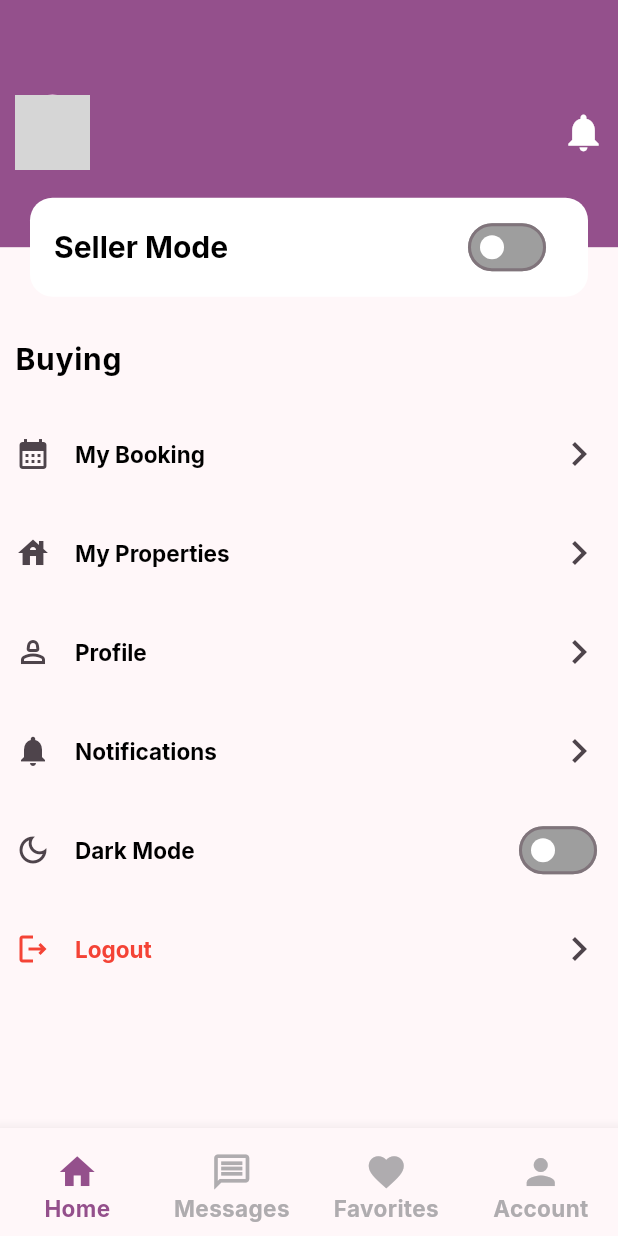
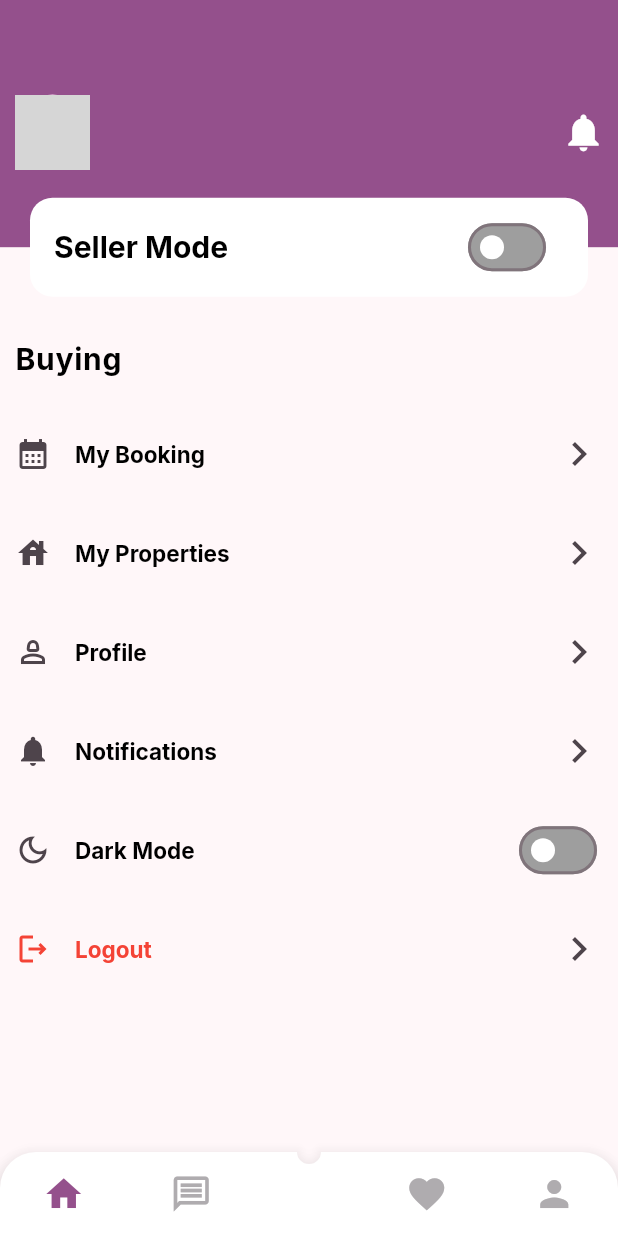
Before and after one commit to HadiAlhamed/flutter-django-real-estate, a Flutter app: the AccountPage screen opened by its route, on a phone screen of 412 x 824 dp. Run offline on Flutter 3.47's test engine with Material 3 defaults, Android fonts, the phone set to English and light mode, and no system bars; drawn by our look-alikes of animated_bottom_navigation_bar; our stand-ins replace country_picker, dio, flutter_map, flutter_secure_storage, flutter_staggered_animations, geolocator and 6 more; accounts and stored records are empty; network calls fail; grey boxes are pictures that could not be loaded.

Commit message:
add animations to bottomnavigationbar

```diff
--- a/lib/views/account_page.dart
+++ b/lib/views/account_page.dart
@@ -12,6 +12,7 @@ import 'package:real_estate/services/auth_apis/auth_apis.dart';
 import 'package:real_estate/textstyles/text_colors.dart';
 import 'package:real_estate/textstyles/text_styles.dart';
 import 'package:real_estate/widgets/my_bottom_navigation_bar.dart';
+import 'package:real_estate/widgets/my_floating_action_button.dart';
 import 'package:real_estate/widgets/my_snackbar.dart';
 
 class AccountPage extends StatelessWidget {
@@ -57,6 +58,9 @@ class AccountPage extends StatelessWidget {
           getSellerModeSwitch(screenHeight, context)
         ],
       ),
+       floatingActionButton: const MyFloatingActionButton(),
+      floatingActionButtonLocation: FloatingActionButtonLocation.centerDocked,
+
       bottomNavigationBar: GetBuilder<BottomNavigationBarController>(
         init: bottomController,
         builder: (controller) {
--- a/lib/views/add_property_page.dart
+++ b/lib/views/add_property_page.dart
@@ -15,6 +15,7 @@ import 'package:real_estate/textstyles/text_colors.dart';
 import 'package:real_estate/textstyles/text_styles.dart';
 import 'package:real_estate/widgets/my_bottom_navigation_bar.dart';
 import 'package:real_estate/widgets/my_button.dart';
+import 'package:real_estate/widgets/my_floating_action_button.dart';
 import 'package:real_estate/widgets/my_input_field.dart';
 import 'package:real_estate/widgets/my_snackbar.dart';
 
@@ -245,6 +246,8 @@ class _AddPropertyPageState extends State<AddPropertyPage> {
           ),
         ),
       ),
+      floatingActionButton: const MyFloatingActionButton(),
+      floatingActionButtonLocation: FloatingActionButtonLocation.centerDocked,
       bottomNavigationBar: MyBottomNavigationBar(
         bottomController: bottomController,
       ),
--- a/lib/views/favorites_page.dart
+++ b/lib/views/favorites_page.dart
@@ -1,10 +1,12 @@
 import 'package:flutter/material.dart';
 import 'package:flutter_staggered_animations/flutter_staggered_animations.dart';
 import 'package:get/get.dart';
+import 'package:real_estate/controllers/account_page_controller.dart';
 import 'package:real_estate/controllers/bottom_navigation_bar_controller.dart';
 import 'package:real_estate/controllers/property_details_controller.dart';
 import 'package:real_estate/models/property.dart';
 import 'package:real_estate/widgets/my_bottom_navigation_bar.dart';
+import 'package:real_estate/widgets/my_floating_action_button.dart';
 import 'package:real_estate/widgets/property_card.dart';
 
 class FavoritesPage extends StatefulWidget {
@@ -60,6 +62,7 @@ class _FavoritesPageState extends State<FavoritesPage> {
                 columnCount: 2,
                 child: SlideAnimation(
                   verticalOffset: 50.0,
+                  horizontalOffset: 50.0,
                   child: ScaleAnimation(
                     scale: 0.6,
                     child: FadeInAnimation(
@@ -84,6 +87,9 @@ class _FavoritesPageState extends State<FavoritesPage> {
           ),
         ),
       ),
+       floatingActionButton: const MyFloatingActionButton(),
+      floatingActionButtonLocation: FloatingActionButtonLocation.centerDocked,
+
       bottomNavigationBar: GetBuilder<BottomNavigationBarController>(
         init: bottomController,
         builder: (controller) {
--- a/lib/views/property_details_page.dart
+++ b/lib/views/property_details_page.dart
@@ -97,6 +97,7 @@ class _PropertyDetailsPageState extends State<PropertyDetailsPage> {
   @override
   Widget build(BuildContext context) {
     final screenHeight = MediaQuery.sizeOf(context).height;
+
     return Scaffold(
       body: GetBuilder<PropertyDetailsController>(
         init: pdController,
--- a/lib/widgets/my_bottom_navigation_bar.dart
+++ b/lib/widgets/my_bottom_navigation_bar.dart
@@ -1,9 +1,8 @@
 import 'package:flutter/material.dart';
-
 import 'package:get/get.dart';
 import 'package:real_estate/controllers/bottom_navigation_bar_controller.dart';
 import 'package:real_estate/textstyles/text_colors.dart';
-import 'package:real_estate/textstyles/text_styles.dart';
+import 'package:animated_bottom_navigation_bar/animated_bottom_navigation_bar.dart';
 
 class MyBottomNavigationBar extends StatelessWidget {
   final BottomNavigationBarController bottomController;
@@ -15,99 +14,48 @@ class MyBottomNavigationBar extends StatelessWidget {
 
   @override
   Widget build(BuildContext context) {
+    final iconList = [
+      Icons.home,
+      Icons.message_outlined,
+      Icons.favorite,
+      Icons.person,
+    ];
+
     return GetBuilder<BottomNavigationBarController>(
       init: bottomController,
-      builder: (controller) => BottomNavigationBar(
-        currentIndex: bottomController.selectedIndex,
-        selectedItemColor: primaryColor,
-        selectedLabelStyle: h4TitleStylePrimary,
-        unselectedItemColor: greyText,
-        unselectedLabelStyle: h4TitleStyleGrey,
-        showUnselectedLabels: true,
-        iconSize: 28,
-        type: BottomNavigationBarType.fixed,
-        onTap: handleBottomNavigation,
-        items: [
-          getBottomItem(
-            icon: const Icon(Icons.home),
-            label: "Home",
+      builder: (controller) =>
+          AnimatedBottomNavigationBar(
+            icons: iconList,
+            activeIndex: controller.selectedIndex,
+            gapLocation: GapLocation.center ,
+            notchSmoothness: NotchSmoothness.verySmoothEdge,
+            backgroundColor:Theme.of(context).brightness == Brightness.light ?  Colors.white : Colors.black,
+            activeColor: primaryColor,
+            inactiveColor: greyText,
+            iconSize: 28,
+            leftCornerRadius: 24,
+            rightCornerRadius: 24,
+            onTap: (index) => handleBottomNavigation(index),
           ),
-          getBottomItem(
-            icon: const Icon(
-              Icons.message_outlined,
-            ),
-            label: "Messages",
-          ),
-          if (bottomController.isSeller)
-            const BottomNavigationBarItem(
-              icon: CircleAvatar(
-                backgroundColor: primaryColor,
-                child: Icon(
-                  Icons.add,
-                  size: 30,
-                  color: Colors.white,
-                ),
-              ),
-              label: "",
-            ),
-          getBottomItem(
-            icon: const Icon(Icons.favorite),
-            label: "Favorites",
-          ),
-          getBottomItem(
-            icon: const Icon(Icons.person),
-            label: "Account",
-          ),
-        ],
-      ),
+
     );
   }
 
-  BottomNavigationBarItem getBottomItem({
-    required String label,
-    required Icon icon,
-  }) {
-    return BottomNavigationBarItem(
-      icon: Padding(
-        padding: EdgeInsets.only(
-          top: bottomController.isSeller ? 0 : 8.0,
-        ),
-        child: icon,
-      ),
-      label: label,
-    );
-  }
-
-  void handleBottomNavigation(index) {
+  void handleBottomNavigation(int index) {
     print("index : $index");
     bottomController.changeSelectedIndex(index: index);
+
     if (index == 0) {
-      //go home
       Get.offNamed('/home');
-    }
-    if (index == 1) {
-      //go to messages
+    } else if (index == 1) {
       Get.offNamed("/chatsPage");
-    }
-    if (index == 2) {
-      if (bottomController.isSeller) {
-        Get.offNamed('/addPropertyPage', arguments: {
-          "isAdd": true,
-        });
-      } else {
+    } else if (index == 2) {
+
         Get.offNamed('/favoritesPage');
-      }
-    }
-    if (index == 3) {
-      //go accountpage
-      if (bottomController.isSeller) {
-        Get.offNamed('/favoritesPage');
-      } else {
-        Get.offNamed('/accountPage');
-      }
-    }
-    if (index == 4) {
+
+    } else if (index == 3) {
       Get.offNamed('/accountPage');
+
     }
   }
 }
--- a/lib/widgets/property_card.dart
+++ b/lib/widgets/property_card.dart
@@ -25,7 +25,10 @@ class PropertyCard extends StatelessWidget {
     return InkWell(
       onTap: onTap ?? () {
         Get.toNamed('/propertyDetails',
-            arguments: {'propertyId': property.id!});
+            arguments: {
+              'propertyId': property.id!
+
+            });
       },
       child: Card(
         // color: Colors.white,
--- a/pubspec.yaml
+++ b/pubspec.yaml
@@ -48,6 +48,7 @@ dependencies:
     image_picker: ^1.1.2
     multi_select_flutter: ^4.1.3
     flutter_staggered_animations: ^1.1.1
+    animated_bottom_navigation_bar: ^1.4.0
 
 dev_dependencies:
     flutter_test:
```
Also changed, not shown: lib/views/chats_page.dart (+7 -0 lines), lib/views/home_page.dart (+7 -4 lines), lib/widgets/my_floating_action_button.dart (added, +24 -0 lines), pubspec.lock.
